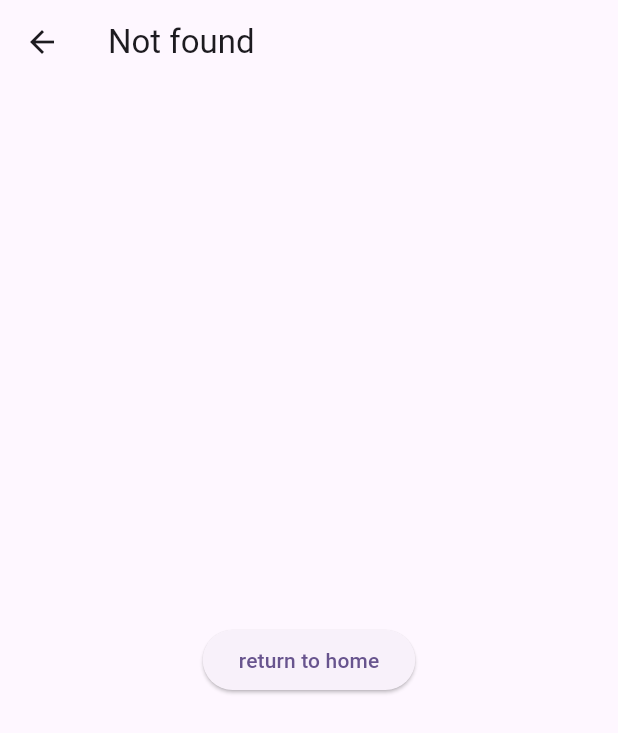
After one commit to melWiss/eazy_router, a Flutter app: the NotFoundPage screen opened directly, on a phone screen of 412 x 824 dp. The commit adds this screen. Shown: the top 733 px of the screen. Run offline on Flutter 3.47's test engine with Material 3 defaults, Android fonts, the phone set to English and light mode, and no system bars; our stand-ins replace glob; missing offline and left inert: analyzer, build, source_gen.

Commit message:
added not found mechanism

```diff
--- a/eazy_router_annotation/lib/eazy_router_annotation.dart
+++ b/eazy_router_annotation/lib/eazy_router_annotation.dart
@@ -3,6 +3,7 @@ library eazy_router_annotation;
 class GenerateRoute {
   final String? pathName;
   final bool isInitial;
+  final bool isNotFoundRoute;
   final bool canPop;
   final String transition;
 
@@ -11,6 +12,7 @@ class GenerateRoute {
     this.isInitial = false,
     this.canPop = true,
     this.transition = RouteTransitions.adaptive,
+    this.isNotFoundRoute = false,
   });
 }
 
--- a/eazy_router_generator/lib/src/eazy_route_registrar.dart
+++ b/eazy_router_generator/lib/src/eazy_route_registrar.dart
@@ -36,6 +36,10 @@ class EazyRouteRegistrar extends GeneratorForAnnotation<RegisterRoutes> {
         buffer.writeln(
             "EazyRouterConfiguration.instance.router.setInitialRoute(${model.routeClassName}());");
       }
+      if (model.isNotFoundRoute) {
+        buffer.writeln(
+            "EazyRouterConfiguration.instance.router.setNotFoundRoute(${model.routeClassName}());");
+      }
     }
 
     buffer.writeln("}");
--- a/eazy_router_generator/lib/src/registrar_configure.dart
+++ b/eazy_router_generator/lib/src/registrar_configure.dart
@@ -24,6 +24,7 @@ class RegistrarConfigureGenerator
       routeClassName: routeClassName,
       pageFilePath: buildStep.inputId.path,
       isIinitial: annotation.peek('isInitial')?.boolValue ?? false,
+      isNotFoundRoute: annotation.peek('isNotFoundRoute')?.boolValue ?? false,
     );
     return model.toJson();
   }
--- a/full_example/lib/main.routes.dart
+++ b/full_example/lib/main.routes.dart
@@ -9,6 +9,7 @@ import 'package:full_example/src/second.dart';
 import 'package:full_example/src/bottom_sheet.dart';
 import 'package:full_example/src/processing_dialog.dart';
 import 'package:full_example/src/third.dart';
+import 'package:full_example/src/not_found_page.dart';
 import 'package:full_example/src/home.dart';
 
 void registerRoutes() {
@@ -35,6 +36,12 @@ void registerRoutes() {
   );
   EazyRouterConfiguration.instance.router.registerRoutes(
     {
+      'not-found': (params) => NotFoundPageRoute.fromQueryParam(params),
+    },
+  );
+  EazyRouterConfiguration.instance.router.setNotFoundRoute(NotFoundPageRoute());
+  EazyRouterConfiguration.instance.router.registerRoutes(
+    {
       'home': (params) => HomeScaffoldRoute.fromQueryParam(params),
     },
   );
--- /dev/null
+++ b/full_example/lib/src/not_found_page.dart
@@ -0,0 +1,28 @@
+import 'package:eazy_router/eazy_router.dart';
+import 'package:eazy_router_annotation/eazy_router_annotation.dart';
+import 'package:flutter/material.dart';
+import 'package:full_example/src/home.dart';
+
+part 'not_found_page.g.dart';
+
+@GenerateRoute(isNotFoundRoute: true, pathName: 'not-found')
+class NotFoundPage extends StatelessWidget {
+  const NotFoundPage({super.key});
+
+  @override
+  Widget build(BuildContext context) {
+    return Scaffold(
+      appBar: AppBar(
+        title: const Text("Not found"),
+      ),
+      body: Center(
+        child: ElevatedButton(
+          onPressed: () {
+            context.router?.replaceRoutes([HomeScaffoldRoute()]);
+          },
+          child: const Text("return to home"),
+        ),
+      ),
+    );
+  }
+}
```
Also changed, not shown: eazy_router/lib/src/eazy_router.dart (+10 -0 lines), eazy_router_generator/lib/src/registrar_config_model.dart (+11 -3 lines), full_example/lib/src/not_found_page.g.dart (added).
